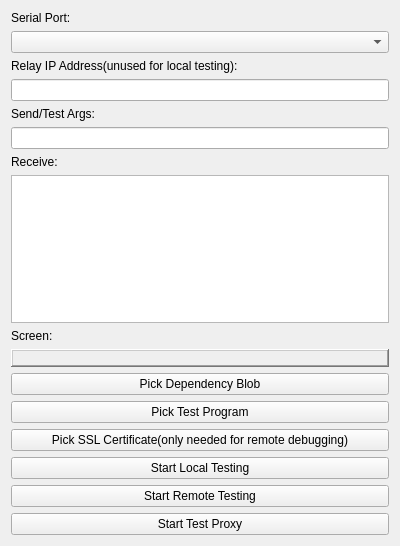
The window that localTester/LocalTester/mainwindow.ui (meepingsnesroms/Mu) describes before a commit, drawn with Qt 5.
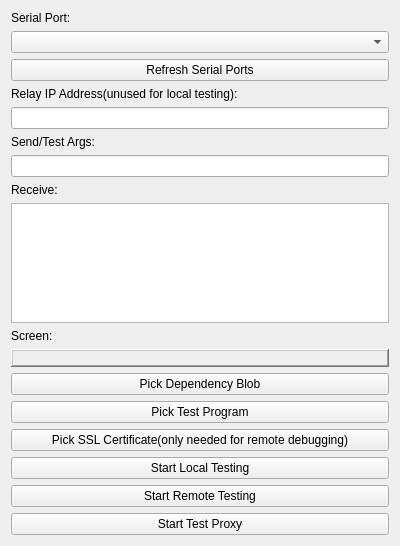
The same window after the commit.

Commit message: Now querys /dev for serial ports

What changed in the file:
```diff
--- a/localTester/LocalTester/mainwindow.ui
+++ b/localTester/LocalTester/mainwindow.ui
@@ -25,6 +25,13 @@
     <item>
      <widget class="QComboBox" name="serialPort"/>
     </item>
+    <item>
+     <widget class="QPushButton" name="refreshSerialPorts">
+      <property name="text">
+       <string>Refresh Serial Ports</string>
+      </property>
+     </widget>
+    </item>
     <item>
      <widget class="QLabel" name="label">
       <property name="sizePolicy">
```
The commit also changes 2 other files.
